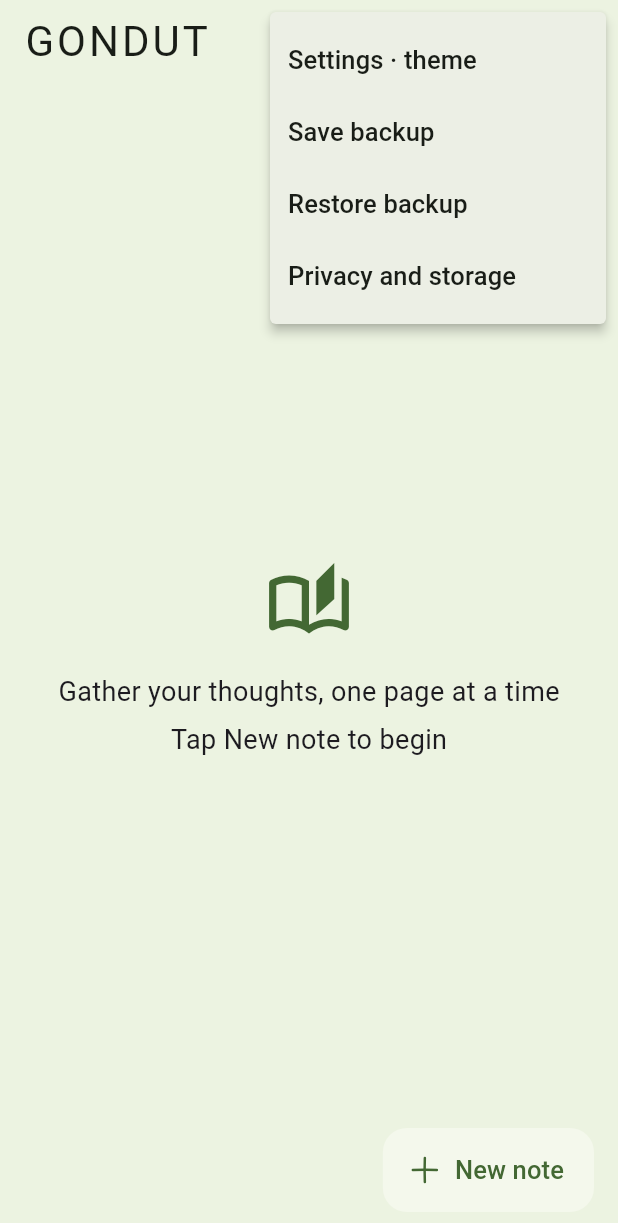
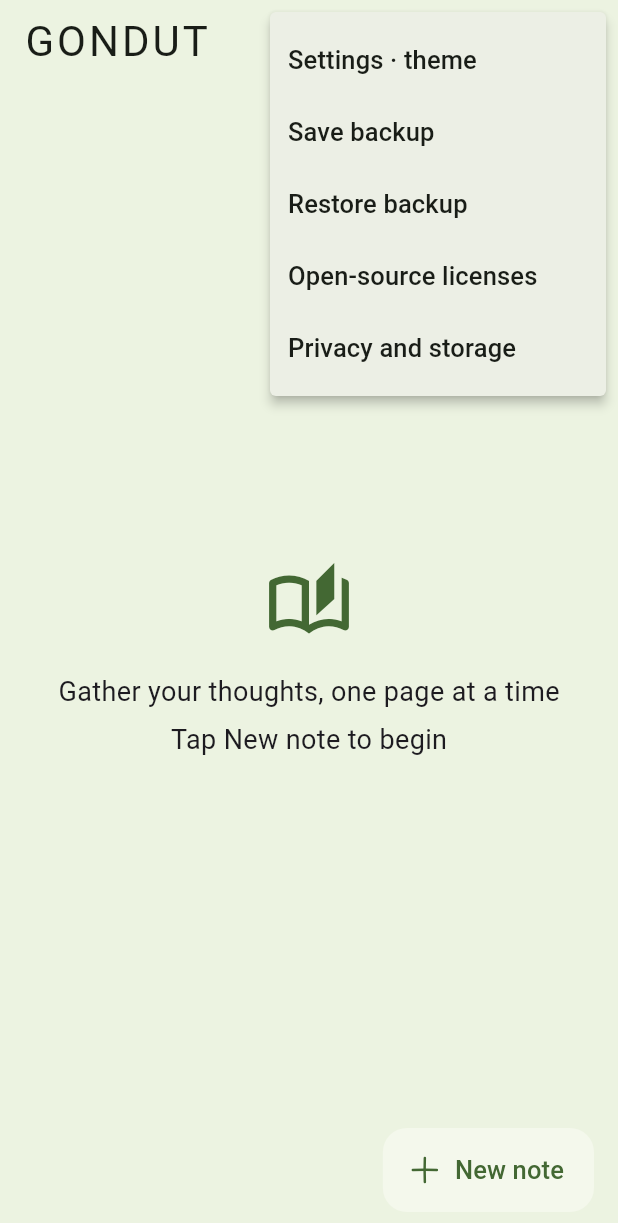
Before and after one commit to juson082/GONDUT, a Flutter app: the screen it shows after launch, after a tap on the "more vert" icon, on a phone screen of 412 x 824 dp. Shown: the top 1223 px of the screen. Run offline on Flutter 3.47's test engine with Material 3 defaults, Android fonts, the phone set to English and light mode, and no system bars; our stand-ins replace file_picker, sqflite; missing offline and left inert: flutter_quill, record, sherpa_onnx; accounts and stored records are empty; Roboto replaces fonts that are missing (GondutHand); project files that could hold a hidden picture were left out.

Commit message:
Improve node editing motion and unified font

```diff
--- a/lib/app_strings.dart
+++ b/lib/app_strings.dart
@@ -15,6 +15,7 @@ String tr(BuildContext context, String korean) {
 const _english = <String, String>{
   '마이크 권한이 필요합니다': 'Microphone permission is required',
   '제목 수정': 'Edit title',
+  '오픈소스 라이선스': 'Open-source licenses',
   '노트 제목': 'Note title',
   '제목을 저장하지 못했습니다. 다시 시도해 주세요.': 'Could not save the title. Please try again.',
   '노드 모양': 'Node shape',
--- a/lib/extra_translations.dart
+++ b/lib/extra_translations.dart
@@ -16,6 +16,11 @@ String? additionalTranslation(String code, String english) {
 
 const _translations = <String, (String, String, String)>{
   'Edit title': ('タイトルを編集', '编辑标题', 'Editar título'),
+  'Open-source licenses': (
+    'オープンソースライセンス',
+    '开源许可',
+    'Licencias de código abierto',
+  ),
   'Note title': ('ノートのタイトル', '笔记标题', 'Título de la nota'),
   'Could not save the title. Please try again.': (
     'タイトルを保存できませんでした。もう一度お試しください。',
--- a/lib/main.dart
+++ b/lib/main.dart
@@ -4,12 +4,15 @@ import 'dart:io';
 import 'dart:typed_data';
 
 import 'package:file_picker/file_picker.dart';
+import 'package:flutter/foundation.dart';
 import 'package:flutter/material.dart';
+import 'package:flutter/services.dart';
 
 import 'store.dart';
 import 'voice.dart';
 import 'local_ai.dart';
 import 'paper_theme.dart';
+import 'notebook_motion.dart';
 import 'paper_surface.dart';
 import 'tree_preview.dart';
 import 'sketch_icons.dart';
@@ -20,8 +23,16 @@ import 'app_strings.dart';
 import 'package:flutter_quill/flutter_quill.dart' as quill;
 import 'package:flutter_localizations/flutter_localizations.dart';
 
+void registerNotebookFontLicense() {
+  LicenseRegistry.addLicense(() async* {
+    final text = await rootBundle.loadString('licenses/Xiaolai-OFL.txt');
+    yield LicenseEntryWithLineBreaks(['Xiaolai'], text);
+  });
+}
+
 void main() async {
   WidgetsFlutterBinding.ensureInitialized();
+  registerNotebookFontLicense();
   final store = Store();
   await store.open();
   runApp(
@@ -353,6 +364,8 @@ class _HomeState extends State<Home> {
               showSettings();
             } else if (v == 'legacy') {
               showLegacyGraph();
+            } else if (v == 'licenses') {
+              showLicensePage(context: context, applicationName: 'GONDUT');
             } else {
               showDialog<void>(
                 context: context,
@@ -383,6 +396,10 @@ class _HomeState extends State<Home> {
             ),
             PopupMenuItem(value: 'backup', child: Text(tr(context, '백업 저장'))),
             PopupMenuItem(value: 'restore', child: Text(tr(context, '백업 복원'))),
+            PopupMenuItem(
+              value: 'licenses',
+              child: Text(tr(context, '오픈소스 라이선스')),
+            ),
             if (nodes.isNotEmpty)
               PopupMenuItem(
                 value: 'legacy',
@@ -397,10 +414,12 @@ class _HomeState extends State<Home> {
       ],
     ),
     body: memoPage(),
-    floatingActionButton: FloatingActionButton.extended(
+    floatingActionButton: NotebookPress(
+      child: FloatingActionButton.extended(
         onPressed: () => edit(),
         icon: SketchIcon('add'),
         label: Text(tr(context, '새 메모')),
+      ),
     ),
   );
 
@@ -471,11 +490,14 @@ class _HomeState extends State<Home> {
             final content = (m['title'] as String?)?.isNotEmpty == true
                 ? m['title'] as String
                 : (m['text'] as String);
-            return Material(
+            return NotebookPress(
+              child: Material(
                 color: Theme.of(context).colorScheme.primaryContainer,
                 shape: branchShape(
                   'rounded',
-                BorderSide(color: Theme.of(context).colorScheme.outlineVariant),
+                  BorderSide(
+                    color: Theme.of(context).colorScheme.outlineVariant,
+                  ),
                 ),
                 child: InkWell(
                   borderRadius: BorderRadius.circular(20),
@@ -498,7 +520,9 @@ class _HomeState extends State<Home> {
                                       : content.trim(),
                                   maxLines: 5,
                                   overflow: TextOverflow.ellipsis,
-                                style: Theme.of(context).textTheme.titleMedium,
+                                  style: Theme.of(
+                                    context,
+                                  ).textTheme.titleMedium,
                                 ),
                         ),
                         SizedBox(height: 8),
@@ -513,6 +537,7 @@ class _HomeState extends State<Home> {
                           style: Theme.of(context).textTheme.labelSmall,
                         ),
                       ],
+                    ),
                   ),
                 ),
               ),
@@ -1128,7 +1153,8 @@ class _EditorState extends State<Editor> with WidgetsBindingObserver {
   }
 
   Widget modeButton(String mode, IconData icon, String label, bool selected) =>
-      IconButton(
+      NotebookPress(
+        child: IconButton(
           tooltip: tr(context, label),
           isSelected: selected,
           selectedIcon: SketchIcon(
@@ -1149,6 +1175,7 @@ class _EditorState extends State<Editor> with WidgetsBindingObserver {
           ),
           onPressed: () =>
               selectMode(mode == 'ink' && handwriting ? 'text' : mode),
+        ),
       );
 
   String currentText() {
@@ -1342,7 +1369,12 @@ class _EditorState extends State<Editor> with WidgetsBindingObserver {
                                     .paragraph!
                                     .style
                                     .copyWith(
-                                      fontFamily: 'GondutHand',
+                                      fontFamily: Theme.of(
+                                        context,
+                                      ).textTheme.bodyLarge?.fontFamily,
+                                      fontFamilyFallback: Theme.of(
+                                        context,
+                                      ).textTheme.bodyLarge?.fontFamilyFallback,
                                       fontSize: 22,
                                       height: 1.25,
                                       color: Theme.of(
@@ -1612,7 +1644,9 @@ class _VoicePageState extends State<VoicePage> {
             children: [
               Text(tr(context, status)),
               SizedBox(height: 24),
-              FilledButton.icon(
+              NotebookPress(
+                enabled: !busy,
+                child: FilledButton.icon(
                   onPressed: busy
                       ? null
                       : recording
@@ -1621,6 +1655,7 @@ class _VoicePageState extends State<VoicePage> {
                   icon: Icon(recording ? Icons.stop : Icons.mic),
                   label: Text(
                     recording ? tr(context, '녹음 마치기') : tr(context, '녹음 시작'),
+                  ),
                 ),
               ),
               SizedBox(height: 24),
--- /dev/null
+++ b/lib/notebook_motion.dart
@@ -0,0 +1,67 @@
+import 'package:flutter/material.dart';
+
+/// A small paper-like press that does not compete with the child's gestures.
+class NotebookPress extends StatefulWidget {
+  const NotebookPress({super.key, required this.child, this.enabled = true});
+  final Widget child;
+  final bool enabled;
+
+  @override
+  State<NotebookPress> createState() => _NotebookPressState();
+}
+
+class _NotebookPressState extends State<NotebookPress> {
+  bool pressed = false;
+
+  void setPressed(bool value) {
+    if (pressed != value) setState(() => pressed = value);
+  }
+
+  @override
+  Widget build(BuildContext context) {
+    final reduced = MediaQuery.disableAnimationsOf(context);
+    return Listener(
+      onPointerDown: (_) {
+        if (widget.enabled) setPressed(true);
+      },
+      onPointerUp: (_) => setPressed(false),
+      onPointerCancel: (_) => setPressed(false),
+      child: AnimatedScale(
+        scale: pressed && !reduced ? .975 : 1,
+        duration: Duration(milliseconds: reduced ? 0 : (pressed ? 90 : 180)),
+        curve: pressed ? Curves.easeOut : Curves.easeOutBack,
+        child: widget.child,
+      ),
+    );
+  }
+}
+
+/// A quiet page turn for routes while retaining Flutter's normal navigation.
+class NotebookPageTransitions extends PageTransitionsBuilder {
+  const NotebookPageTransitions();
+
+  @override
+  Widget buildTransitions<T>(
+    PageRoute<T> route,
+    BuildContext context,
+    Animation<double> animation,
+    Animation<double> secondaryAnimation,
+    Widget child,
+  ) {
+    if (MediaQuery.disableAnimationsOf(context)) return child;
+    final curve = CurvedAnimation(
+      parent: animation,
+      curve: Curves.easeOutCubic,
+    );
+    return FadeTransition(
+      opacity: curve,
+      child: SlideTransition(
+        position: Tween(
+          begin: const Offset(0, .025),
+          end: Offset.zero,
+        ).animate(curve),
+        child: child,
+      ),
+    );
+  }
+}
--- a/lib/paper_theme.dart
+++ b/lib/paper_theme.dart
@@ -1,4 +1,5 @@
 import 'package:flutter/material.dart';
+import 'notebook_motion.dart';
 
 const themeColors = <String, (String, Color)>{
   // Keep the stored IDs so existing settings and backups remain valid.
@@ -33,6 +34,16 @@ ThemeData paperTheme(String name) {
       style?.copyWith(fontSize: (style.fontSize ?? 14) + add);
   return ThemeData(
     useMaterial3: true,
+    pageTransitionsTheme: const PageTransitionsTheme(
+      builders: {
+        TargetPlatform.android: NotebookPageTransitions(),
+        TargetPlatform.iOS: NotebookPageTransitions(),
+        TargetPlatform.linux: NotebookPageTransitions(),
+        TargetPlatform.macOS: NotebookPageTransitions(),
+        TargetPlatform.windows: NotebookPageTransitions(),
+        TargetPlatform.fuchsia: NotebookPageTransitions(),
+      },
+    ),
     textTheme: handwriting.copyWith(
       bodySmall: larger(handwriting.bodySmall, 3),
       bodyMedium: larger(handwriting.bodyMedium, 4),
--- a/pubspec.yaml
+++ b/pubspec.yaml
@@ -27,7 +27,7 @@ flutter:
   fonts:
     - family: GondutHand
       fonts:
-        - asset: assets/NanumPenScript-Regular.ttf
+        - asset: assets/Xiaolai-Regular.ttf
   assets:
     - assets/whisper/
     - assets/llm/
--- a/tool/graph_preview_test.dart
+++ b/tool/graph_preview_test.dart
@@ -21,7 +21,7 @@ void main() {
       ..addFont(Future.value(font.buffer.asByteData()));
     await loader.load();
     final handwritten = File(
-      'assets/NanumPenScript-Regular.ttf',
+      'assets/Xiaolai-Regular.ttf',
     ).readAsBytesSync();
     await (FontLoader(
       'GondutHand',
--- a/tool/home_preview_test.dart
+++ b/tool/home_preview_test.dart
@@ -27,7 +27,7 @@ void main() {
     tester.view.devicePixelRatio = 1;
     addTearDown(tester.view.resetPhysicalSize);
     addTearDown(tester.view.resetDevicePixelRatio);
-    final font = File('assets/NanumPenScript-Regular.ttf').readAsBytesSync();
+    final font = File('assets/Xiaolai-Regular.ttf').readAsBytesSync();
     await (FontLoader(
       'GondutHand',
     )..addFont(Future.value(font.buffer.asByteData()))).load();
--- a/tool/theme_preview_test.dart
+++ b/tool/theme_preview_test.dart
@@ -12,7 +12,7 @@ void main() {
     tester.view.devicePixelRatio = 1;
     addTearDown(tester.view.resetPhysicalSize);
     addTearDown(tester.view.resetDevicePixelRatio);
-    final font = File('assets/NanumPenScript-Regular.ttf').readAsBytesSync();
+    final font = File('assets/Xiaolai-Regular.ttf').readAsBytesSync();
     await (FontLoader(
       'GondutHand',
     )..addFont(Future.value(font.buffer.asByteData()))).load();
```
Also changed, not shown: lib/handwriting_pad.dart (+22 -6 lines), lib/memo_tree.dart (+76 -18 lines), licenses/Xiaolai-OFL.txt (added, +94 -0 lines), tool/font_preview_test.dart (added, +98 -0 lines), play-console/language-font-preview.png (added), 6 other files. Lines whose indentation alone changed are shown as unchanged.
